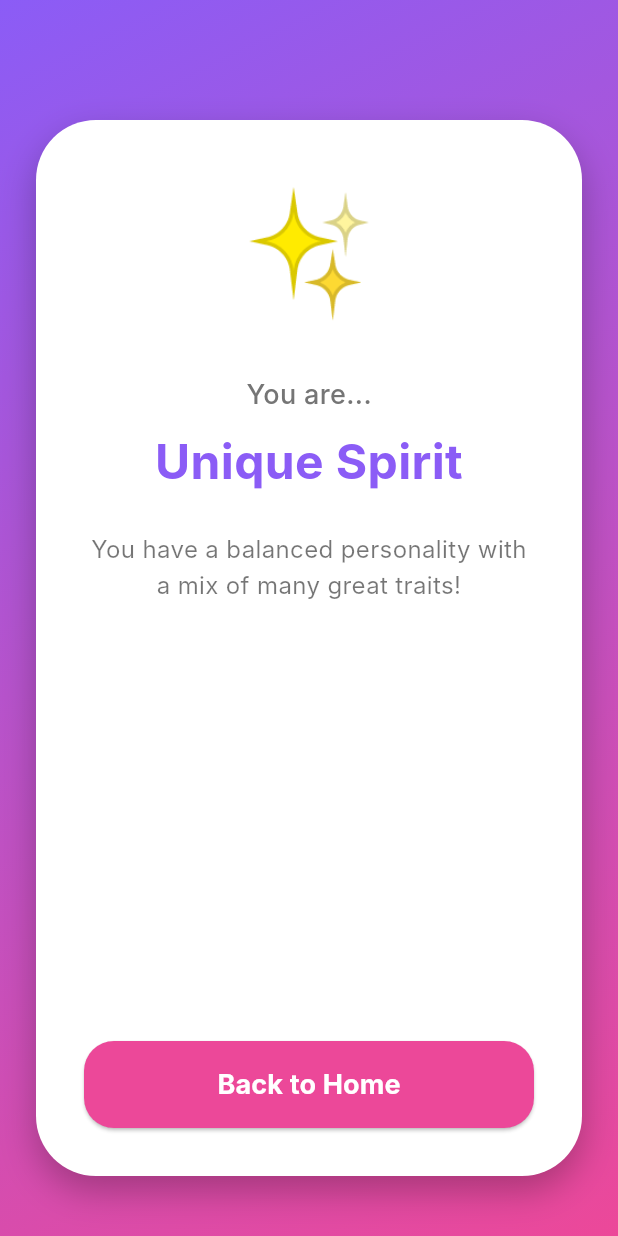
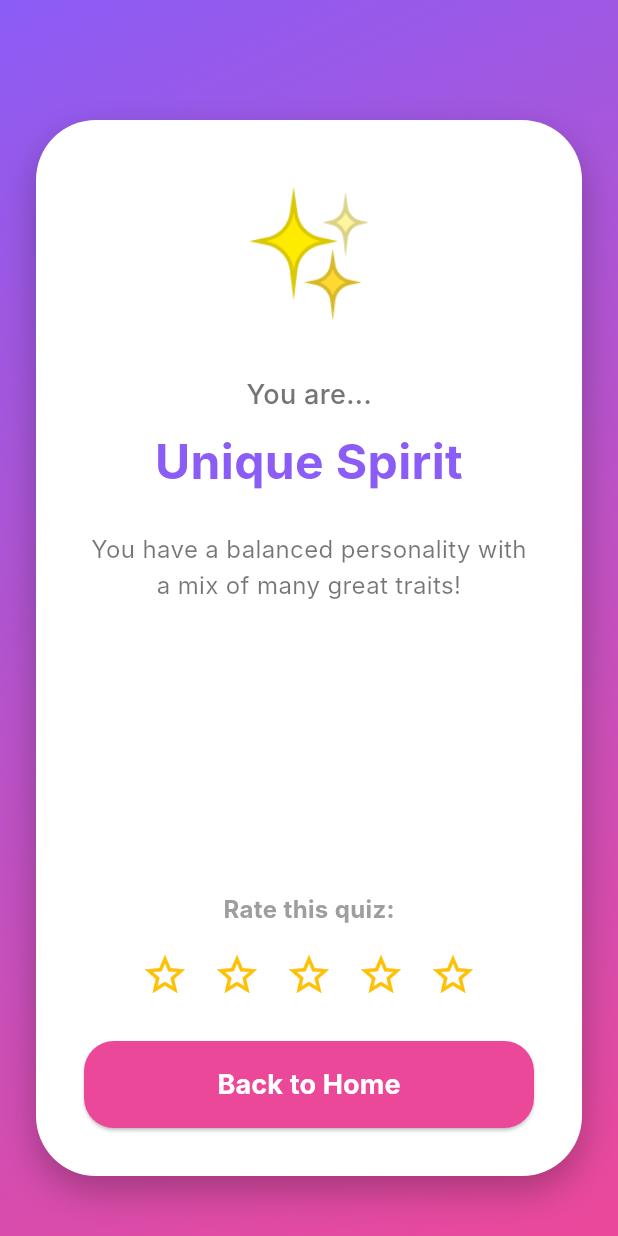
Before and after one commit to Basmalamoustafa/Quizzy, a Flutter app: the ResultScreen screen opened directly with empty values, on a phone screen of 412 x 824 dp. Run offline on Flutter 3.47's test engine with Material 3 defaults, Android fonts, the light colour scheme and no system bars; our stand-ins replace font_awesome_flutter, image_picker, sqflite; accounts and stored records are empty; Roboto replaces fonts that are missing (Inter).

Commit message:
feat: allow user to rate the quiz at the end

```diff
--- a/lib/screens/results_screen.dart
+++ b/lib/screens/results_screen.dart
@@ -1,7 +1,7 @@
 import 'package:flutter/material.dart';
 import 'home.dart';
 
-class ResultScreen extends StatelessWidget {
+class ResultScreen extends StatefulWidget {
   final int quizId;
   final Map<int, String> answers;
 
@@ -12,9 +12,16 @@ class ResultScreen extends StatelessWidget {
   });
 
   @override
+  State<ResultScreen> createState() => _ResultScreenState();
+}
+
+class _ResultScreenState extends State<ResultScreen> {
+  int _userRating = 0;
+
+  @override
   Widget build(BuildContext context) {
     final dominantLetter = _calculateDominantLetter();
-    final resultData = _getPersonalityResult(quizId, dominantLetter);
+    final resultData = _getPersonalityResult(widget.quizId, dominantLetter);
 
     return Scaffold(
       body: Container(
@@ -87,13 +94,26 @@ class ResultScreen extends StatelessWidget {
 
                     const Spacer(),
 
+                    const Text(
+                      "Rate this quiz:",
+                      style: TextStyle(
+                        fontSize: 16,
+                        color: Colors.grey,
+                        fontWeight: FontWeight.bold,
+                      ),
+                    ),
+                    const SizedBox(height: 8),
+                    _buildRatingStars(),
+                    const SizedBox(height: 20),
+
                     SizedBox(
                       width: double.infinity,
                       child: ElevatedButton(
                         onPressed: () {
                           Navigator.pushAndRemoveUntil(
                             context,
-                            MaterialPageRoute(builder: (context) => const HomeScreen()),
+                            MaterialPageRoute(
+                                builder: (context) => const HomeScreen()),
                                 (route) => false,
                           );
                         },
@@ -107,7 +127,8 @@ class ResultScreen extends StatelessWidget {
                         ),
                         child: const Text(
                           "Back to Home",
-                          style: TextStyle(fontSize: 18, fontWeight: FontWeight.bold),
+                          style: TextStyle(
+                              fontSize: 18, fontWeight: FontWeight.bold),
                         ),
                       ),
                     ),
@@ -122,10 +143,41 @@ class ResultScreen extends StatelessWidget {
     );
   }
 
+  Widget _buildRatingStars() {
+    return Row(
+      mainAxisAlignment: MainAxisAlignment.center,
+      children: List.generate(5, (index) {
+        return IconButton(
+          onPressed: () {
+            setState(() {
+              _userRating = index + 1;
+            });
+
+            ScaffoldMessenger.of(context).hideCurrentSnackBar();
+            ScaffoldMessenger.of(context).showSnackBar(
+              SnackBar(
+                content: Text("You rated it ${index + 1} stars!"),
+                duration: const Duration(milliseconds: 500),
+                behavior: SnackBarBehavior.floating,
+              ),
+            );
+          },
+          icon: Icon(
+            index < _userRating ? Icons.star : Icons.star_border,
+            color: Colors.amber,
+            size: 32,
+          ),
+          padding: EdgeInsets.zero,
+          constraints: const BoxConstraints(),
+        );
+      }),
+    );
+  }
+
   String _calculateDominantLetter() {
     int a = 0, b = 0, c = 0, d = 0;
 
-    answers.values.forEach((v) {
+    widget.answers.values.forEach((v) {
       if (v == 'a') a++;
       if (v == 'b') b++;
       if (v == 'c') c++;
```
Also changed, not shown: lib/database_helper.dart (+21 -8 lines).
